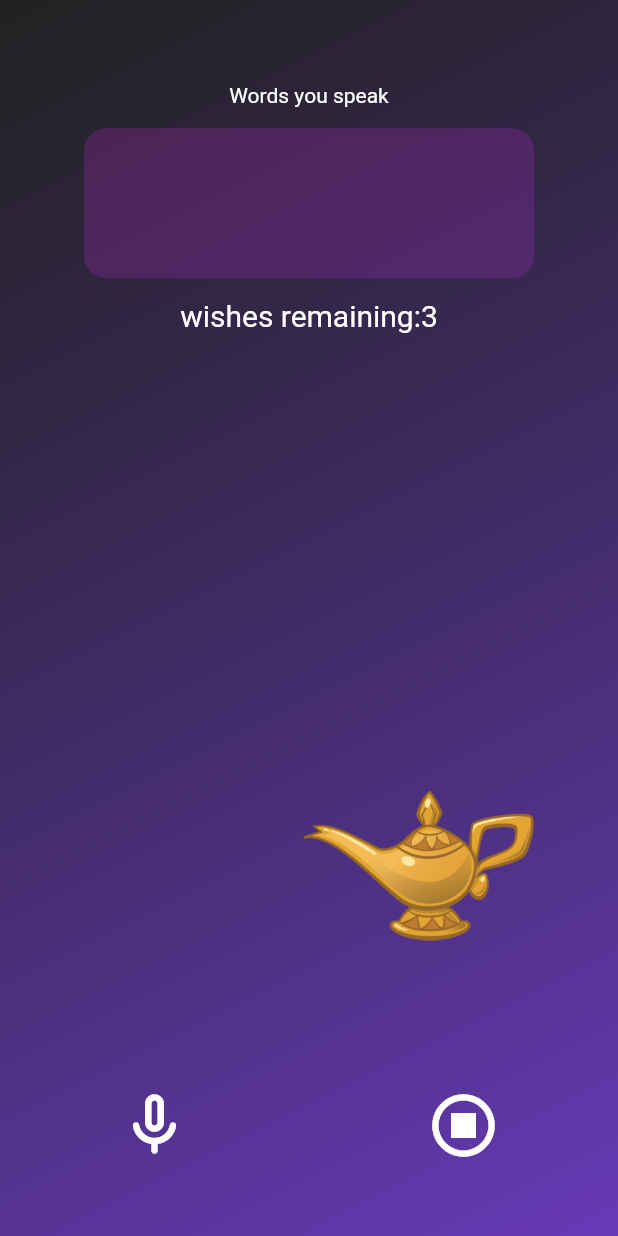
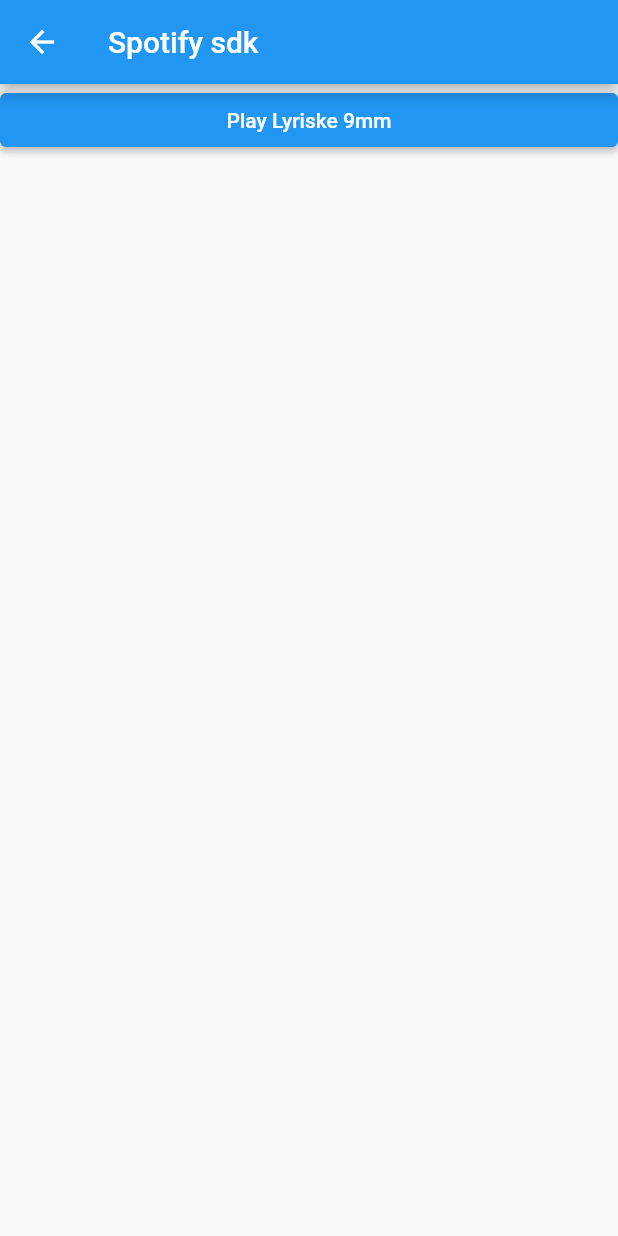
Before and after one commit to aakzsh/zanie, a Flutter app: the Home screen opened directly, after a tap on "Start", on a phone screen of 412 x 824 dp. Run offline on Flutter 3.47's test engine with Material 2 defaults, Android fonts, the light colour scheme and no system bars; our stand-ins replace contacts_service, flutter_tts, google_fonts, video_player; missing offline and left inert: external_app_launcher, flutter_gifimage, qr_code_scanner, speech_to_text_plugins, spotify_mobile_sdk.

Commit message:
ADD: spotify api

```diff
--- /dev/null
+++ b/lib/Spotify.dart
@@ -0,0 +1,99 @@
+import 'package:flutter/material.dart';
+import 'package:flutter/services.dart';
+import 'package:spotify_mobile_sdk/spotify_mobile_sdk.dart';
+
+
+class Spotify extends StatefulWidget {
+  const Spotify({Key key}) : super(key: key);
+
+  @override
+  _SpotifyState createState() => _SpotifyState();
+}
+
+class _SpotifyState extends State<Spotify> {
+
+  SpotifyMobileSdk _spotsdk = SpotifyMobileSdk();
+
+  bool _connected = false;
+  bool _init = false;
+
+  bool _crossfadeEnabled;
+  int _crossfadeDuration;
+
+  @override
+  void initState() {
+
+    super.initState();
+    initPlatformState();
+  }
+
+  Future<void> initPlatformState() async {
+    bool connected;
+    bool init;
+
+    try {
+      init = await _spotsdk.init(clientId: "6c1ada0e576c4579b4d4b528a2b05da8", redirectUri: "spotify-sdk://auth");
+    } on PlatformException {
+      print("Platfrom exception init");
+    }
+
+    try {
+      connected = await _spotsdk.isConnected;
+    } on PlatformException {
+      print("Platform exception unable to connect");
+    }
+
+    if (!mounted) return;
+
+    setState(() {
+      _init = init;
+      _connected = connected;
+    });
+  }
+
+  Future<void> getCrossFadeStateNow() async {
+    SpotifyCrossfadeState crossfadeState;
+    bool crossfadeEnabled;
+    int crossfadeDuration;
+
+    try {
+      crossfadeState = await _spotsdk.crossfadeState;
+      crossfadeEnabled = crossfadeState.isEnabled;
+      crossfadeDuration = crossfadeState.duration;
+    } on PlatformException {
+      print("Platform exception getCrossFadeStateNow");
+    }
+
+    setState(() {
+      _crossfadeEnabled = crossfadeEnabled;
+      _crossfadeDuration = crossfadeDuration;
+    });
+
+  }
+
+  @override
+  Widget build(BuildContext context) {
+    return Scaffold(
+      appBar: AppBar(
+        title: const Text('Spotify sdk'),
+      ),
+      body: ListView(
+        children: <Widget>[
+          ElevatedButton(
+
+              child: Text("Play Lyriske 9mm"),
+              onPressed: () async {
+                try {
+                  await _spotsdk.play(spotifyUri:  "spotify:track:5jgxQsZq6njAFQm4V2EUzZ");
+                } catch (e) {
+                  print("exception caught while playing song $e");
+                }
+              },
+
+
+          )
+        ],
+      ),
+    );
+  }
+}
--- a/lib/home.dart
+++ b/lib/home.dart
@@ -2,7 +2,7 @@
 import 'package:google_fonts/google_fonts.dart';
 import 'start.dart';
 import 'tour.dart';
-
+import 'Spotify.dart';
 class Home extends StatefulWidget {
   @override
   _HomeState createState() => _HomeState();
@@ -54,7 +54,7 @@
                   onPressed: () {
                     Navigator.push(
                       context,
-                      MaterialPageRoute(builder: (context) => Start()),
+                      MaterialPageRoute(builder: (context) => Spotify()),
                     );
                   },
                   shape: RoundedRectangleBorder(
--- a/pubspec.yaml
+++ b/pubspec.yaml
@@ -40,6 +40,7 @@
   permission_handler: ^5.1.0
   url_launcher: ^6.0.3
   video_player: ^2.1.1
+  spotify_mobile_sdk: ^0.1.2
 
 dev_dependencies:
   flutter_test:
```
Also changed, not shown: lib/start.dart (+15 -15 lines), pubspec.lock, 2 other files.
